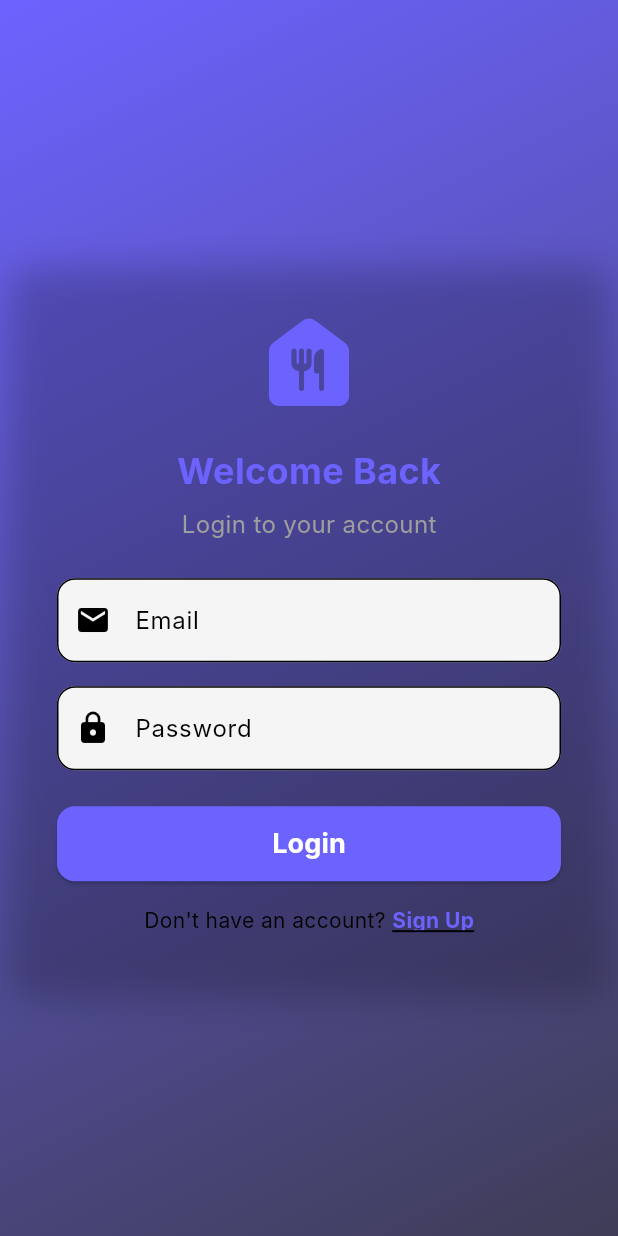
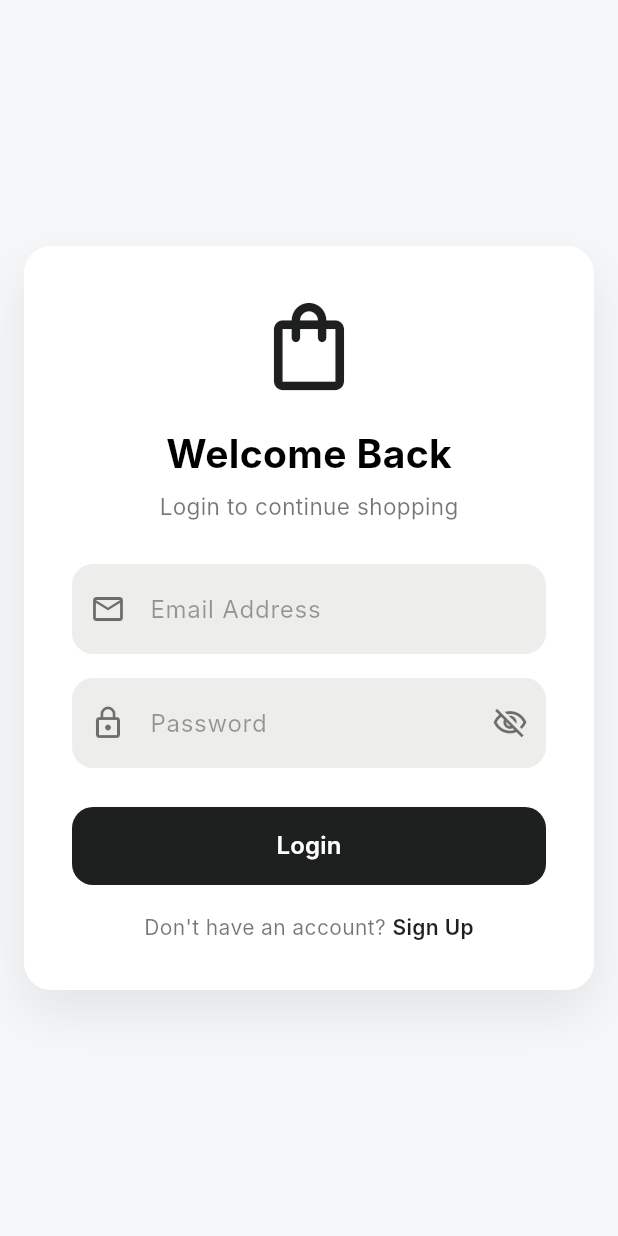
Before and after one commit to praveencoder-01/pearlBag, a Flutter app: the screen it shows after launch, on a phone screen of 412 x 824 dp. Run offline on Flutter 3.47's test engine with Material 3 defaults, Android fonts, the phone set to English and light mode, and no system bars; our stand-ins replace cloud_firestore, firebase_auth, firebase_core, firebase_storage, flutter_animate, flutter_rating_bar and 4 more; accounts and stored records are empty; Roboto replaces fonts that are missing (Inter).

Commit message:
Update full project

```diff
--- a/lib/screens/login_screen.dart
+++ b/lib/screens/login_screen.dart
@@ -5,6 +5,7 @@
 import 'package:food_website/auth/auth_service.dart';
 import 'package:food_website/screens/home_screen.dart';
 import 'package:food_website/screens/signup_screen.dart';
+import 'package:food_website/theme/app_colors.dart';
 
 class LoginScreen extends StatefulWidget {
   const LoginScreen({super.key});
@@ -18,10 +19,21 @@
   final passwordController = TextEditingController();
   final AuthService _authService = AuthService();
 
+  final _formKey = GlobalKey<FormState>();
   bool isLoading = false;
+  bool _obscure = true;
 
-  // ✅ Login function
+  @override
+  void dispose() {
+    emailController.dispose();
+    passwordController.dispose();
+    super.dispose();
+  }
+
+  // ✅ Login function (logic same, just connects to your handleLogin)
   void login() async {
+    if (!_formKey.currentState!.validate()) return;
+
     setState(() => isLoading = true);
 
     try {
@@ -29,134 +41,160 @@
         emailController.text.trim(),
         passwordController.text.trim(),
       );
-    // ❌ NO NAVIGATION HERE
+
+      final user = FirebaseAuth.instance.currentUser;
+      if (user != null) {
+        await handleLogin(user); // ✅ uses your existing logic
+      }
     } catch (e) {
-    ScaffoldMessenger.of(context)
-        .showSnackBar(SnackBar(content: Text(e.toString())));
+      if (!mounted) return;
+      ScaffoldMessenger.of(
+        context,
+      ).showSnackBar(SnackBar(content: Text(e.toString())));
     }
 
+    if (!mounted) return;
     setState(() => isLoading = false);
   }
 
-
-
   @override
   Widget build(BuildContext context) {
-    final size = MediaQuery.of(context).size;
+    // final size = MediaQuery.of(context).size;
 
     return Scaffold(
-      body: Container(
-        width: size.width,
-        height: size.height,
-        decoration: const BoxDecoration(
-          gradient: LinearGradient(
-            colors: [Color(0xFF6C63FF), Color(0xFF3F3D56)],
-            begin: Alignment.topLeft,
-            end: Alignment.bottomRight,
-          ),
-        ),
-        child: Center(
+      backgroundColor: AppColors.scaffold,
+      body: Center(
         child: SingleChildScrollView(
+          padding: const EdgeInsets.symmetric(horizontal: 16, vertical: 24),
+          child: ConstrainedBox(
+            constraints: const BoxConstraints(maxWidth: 420),
             child: Container(
-              width: 400, // fixed width for the box
               padding: const EdgeInsets.all(32),
               decoration: BoxDecoration(
-
-                borderRadius: BorderRadius.circular(16),
+                color: AppColors.card,
+                borderRadius: BorderRadius.circular(18),
                 boxShadow: [
                   BoxShadow(
-                    color: Colors.black.withOpacity(0.2),
-                    blurRadius: 20,
-                    offset: const Offset(0, 10),
+                    color: Colors.black.withOpacity(0.08),
+                    blurRadius: 30,
+                    offset: const Offset(0, 15),
                   ),
                 ],
               ),
+              child: Form(
+                key: _formKey,
                 child: Column(
                   mainAxisSize: MainAxisSize.min,
                   children: [
+                    // LOGO / TITLE
                     const Icon(
-                    Icons.food_bank_rounded,
-                    size: 80,
-                    color: Color(0xFF6C63FF),
+                      Icons.shopping_bag_outlined,
+                      size: 70,
+                      color: AppColors.primary,
                     ),
-                  const SizedBox(height: 16),
+
+                    const SizedBox(height: 18),
+
                     const Text(
                       "Welcome Back",
                       style: TextStyle(
-                      fontSize: 24,
-                      fontWeight: FontWeight.bold,
-                      color: Color(0xFF6C63FF),
+                        fontSize: 26,
+                        fontWeight: FontWeight.w700,
+                        color: AppColors.textPrimary,
                       ),
                     ),
-                  const SizedBox(height: 8),
+
+                    const SizedBox(height: 6),
+
                     const Text(
-                    "Login to your account",
-                    style: TextStyle(color: Colors.grey, fontSize: 16),
-                  ),
-                  const SizedBox(height: 24),
-
-                  // Email TextField
-                  TextField(
-                    controller: emailController,
-                    decoration: InputDecoration(
-                      hintText: "Email",
-                      prefixIcon: const Icon(Icons.email),
-                      border: OutlineInputBorder(
-                        borderRadius: BorderRadius.circular(12),
-                      ),
-                      filled: true,
-                      fillColor: Colors.grey.shade100,
+                      "Login to continue shopping",
+                      style: TextStyle(
+                        fontSize: 15,
+                        color: AppColors.textSecondary,
                       ),
                     ),
+
+                    const SizedBox(height: 28),
+
+                    // EMAIL
+                    _buildField(
+                      controller: emailController,
+                      hint: "Email Address",
+                      icon: Icons.email_outlined,
+                      validator: (v) {
+                        final value = (v ?? "").trim();
+                        if (value.isEmpty) return "Email required";
+                        if (!value.contains("@")) return "Enter valid email";
+                        return null;
+                      },
+                    ),
+
                     const SizedBox(height: 16),
 
-                  // Password TextField
-                  TextField(
+                    // PASSWORD
+                    _buildField(
                       controller: passwordController,
-                    obscureText: true,
-                    decoration: InputDecoration(
-                      hintText: "Password",
-                      prefixIcon: const Icon(Icons.lock),
-                      border: OutlineInputBorder(
-                        borderRadius: BorderRadius.circular(12),
-                      ),
-                      filled: true,
-                      fillColor: Colors.grey.shade100,
+                      hint: "Password",
+                      icon: Icons.lock_outline,
+                      isPassword: true,
+                      obscureText: _obscure,
+                      suffix: IconButton(
+                        onPressed: () => setState(() => _obscure = !_obscure),
+                        icon: Icon(
+                          _obscure
+                              ? Icons.visibility_off_outlined
+                              : Icons.visibility_outlined,
+                          color: AppColors.textSecondary,
                         ),
                       ),
-                  const SizedBox(height: 24),
+                      validator: (v) {
+                        final value = (v ?? "").trim();
+                        if (value.isEmpty) return "Password required";
+                        if (value.length < 6) return "Minimum 6 characters";
+                        return null;
+                      },
+                    ),
 
-                  // Login Button
+                    const SizedBox(height: 26),
+
+                    // LOGIN BUTTON
                     isLoading
-                      ? const CircularProgressIndicator()
+                        ? const CircularProgressIndicator(
+                            color: AppColors.primary,
+                          )
                         : SizedBox(
                             width: double.infinity,
-                          height: 50,
+                            height: 52,
                             child: ElevatedButton(
                               onPressed: login,
                               style: ElevatedButton.styleFrom(
-                              backgroundColor: const Color(0xFF6C63FF),
+                                backgroundColor: AppColors.primary,
                                 shape: RoundedRectangleBorder(
-                                borderRadius: BorderRadius.circular(12),
+                                  borderRadius: BorderRadius.circular(14),
                                 ),
+                                elevation: 0,
                               ),
                               child: const Text(
                                 "Login",
                                 style: TextStyle(
                                   color: Colors.white,
-                                fontSize: 18,
-                                fontWeight: FontWeight.bold,
+                                  fontSize: 16,
+                                  fontWeight: FontWeight.w600,
                                 ),
                               ),
                             ),
                           ),
-                  const SizedBox(height: 16),
 
-                  // Sign Up link
+                    const SizedBox(height: 18),
+
+                    // SIGNUP
                     Row(
                       mainAxisAlignment: MainAxisAlignment.center,
                       children: [
-                      const Text("Don't have an account? "),
+                        const Text(
+                          "Don't have an account? ",
+                          style: TextStyle(color: AppColors.textSecondary),
+                        ),
                         GestureDetector(
                           onTap: () {
                             Navigator.push(
@@ -169,9 +207,8 @@
                           child: const Text(
                             "Sign Up",
                             style: TextStyle(
-                            color: Color(0xFF6C63FF),
-                            fontWeight: FontWeight.bold,
-                            decoration: TextDecoration.underline,
+                              color: AppColors.primary,
+                              fontWeight: FontWeight.w600,
                             ),
                           ),
                         ),
@@ -183,35 +220,65 @@
             ),
           ),
         ),
+      ),
     );
   }
 
-  // ✅ Check if user is admin or normal user
+  Widget _buildField({
+    required TextEditingController controller,
+    required String hint,
+    required IconData icon,
+    bool isPassword = false,
+    bool obscureText = false,
+    Widget? suffix,
+    String? Function(String?)? validator,
+  }) {
+    return TextFormField(
+      controller: controller,
+      obscureText: isPassword ? obscureText : false,
+      validator: validator,
+      autovalidateMode: AutovalidateMode.onUserInteraction,
+      decoration: InputDecoration(
+        hintText: hint,
+        hintStyle: const TextStyle(color: AppColors.textDisabled),
+        prefixIcon: Icon(icon, color: AppColors.textSecondary),
+        suffixIcon: suffix,
+        filled: true,
+        fillColor: AppColors.surfaceVariant,
+        contentPadding: const EdgeInsets.symmetric(vertical: 18),
+        border: OutlineInputBorder(
+          borderRadius: BorderRadius.circular(14),
+          borderSide: BorderSide.none,
+        ),
+        focusedBorder: OutlineInputBorder(
+          borderRadius: BorderRadius.circular(14),
+          borderSide: const BorderSide(color: AppColors.primary, width: 1.2),
+        ),
+      ),
+    );
+  }
+
+  // ✅ Check if user is admin or normal user (your logic unchanged)
   Future<void> handleLogin(User user) async {
-
     final adminDoc = await FirebaseFirestore.instance
         .collection('admin')
         .doc(user.uid)
         .get();
 
-
     if (!mounted) return;
 
-  // 🔥 WEB-SAFE NAVIGATION
     WidgetsBinding.instance.addPostFrameCallback((_) {
       if (!mounted) return;
 
       if (adminDoc.exists) {
-      Navigator.of(context).pushReplacement(
-        MaterialPageRoute(builder: (_) => AdminDashboard()),
-      );
+        Navigator.of(
+          context,
+        ).pushReplacement(MaterialPageRoute(builder: (_) => AdminDashboard()));
       } else {
-      Navigator.of(context).pushReplacement(
-        MaterialPageRoute(builder: (_) => HomeScreen()),
-      );
+        Navigator.of(
+          context,
+        ).pushReplacement(MaterialPageRoute(builder: (_) => HomeScreen()));
       }
     });
   }
-
-
 }
```
Also changed, not shown: lib/screens/signup_screen.dart (+95 -73 lines). Lines whose indentation alone changed are shown as unchanged.
